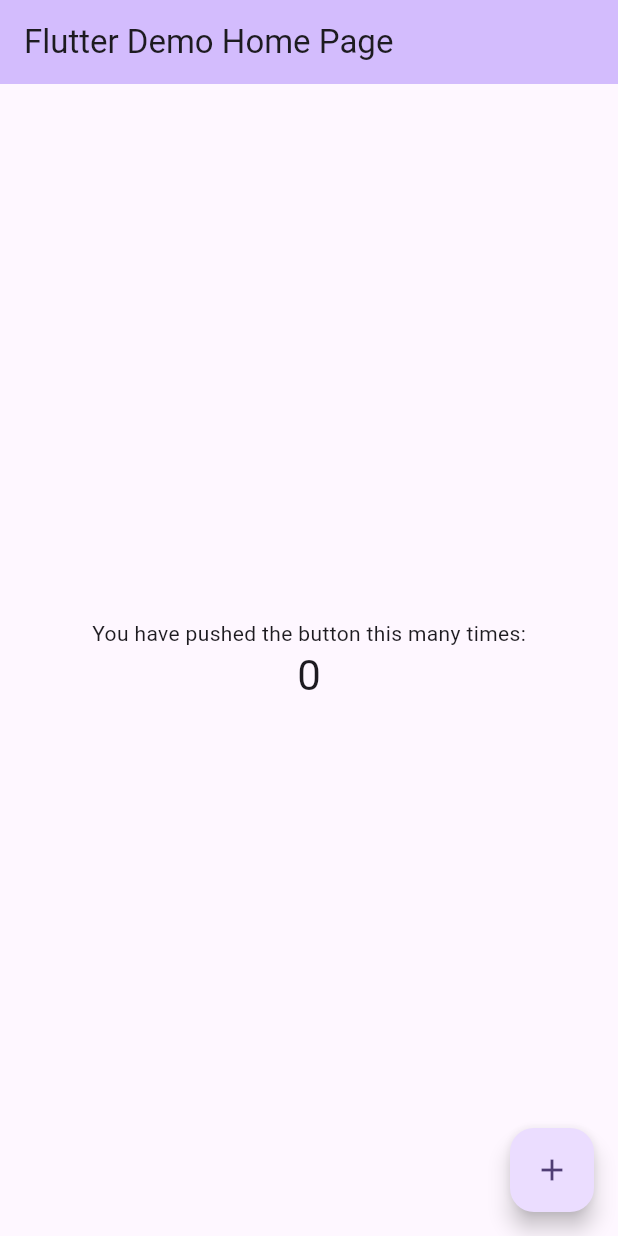
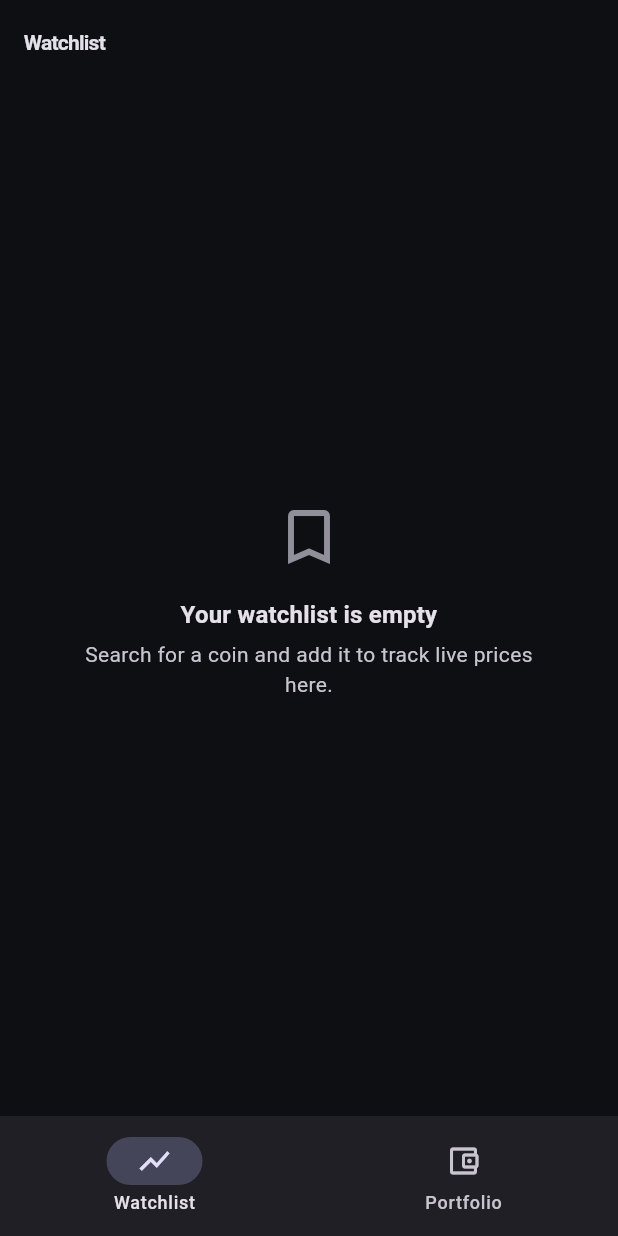
Before and after one commit to pvlah/tickr, a Flutter app: the screen it shows after launch, on a phone screen of 412 x 824 dp. Run offline on Flutter 3.47's test engine with Material 3 defaults, Android fonts, the phone set to English and light mode, and no system bars; our stand-ins replace flutter_riverpod, go_router.

Commit message:
feat: design system, theme, navigation shell, app skeleton
- Layered architecture under lib/src (core/data/domain/presentation)
- Design tokens: colors, spacing, radii, typography
- AppTheme with light/dark + MarketColors ThemeExtension (gain/loss)
- Reusable Loading/Empty/Error state views
- go_router StatefulShellRoute with Watchlist + Portfolio tabs
- Riverpod ProviderScope wired at root
- Smoke widget test; flutter analyze clean

Day 1: running app on web (dark mode), $100k paper-trading balance card.

```diff
--- a/lib/main.dart
+++ b/lib/main.dart
@@ -1,122 +1,11 @@
 import 'package:flutter/material.dart';
+import 'package:flutter_riverpod/flutter_riverpod.dart';
+
+import 'src/app.dart';
 
 void main() {
-  runApp(const MyApp());
+  // [ProviderScope] is Riverpod's root container: it holds the state of every
+  // provider in the app. It must sit above everything that reads a provider,
+  // so we wrap the entire app in it.
+  runApp(const ProviderScope(child: TickrApp()));
 }
-
-class MyApp extends StatelessWidget {
-  const MyApp({super.key});
-
-  // This widget is the root of your application.
-  @override
-  Widget build(BuildContext context) {
-    return MaterialApp(
-      title: 'Flutter Demo',
-      theme: ThemeData(
-        // This is the theme of your application.
-        //
-        // TRY THIS: Try running your application with "flutter run". You'll see
-        // the application has a purple toolbar. Then, without quitting the app,
-        // try changing the seedColor in the colorScheme below to Colors.green
-        // and then invoke "hot reload" (save your changes or press the "hot
-        // reload" button in a Flutter-supported IDE, or press "r" if you used
-        // the command line to start the app).
-        //
-        // Notice that the counter didn't reset back to zero; the application
-        // state is not lost during the reload. To reset the state, use hot
-        // restart instead.
-        //
-        // This works for code too, not just values: Most code changes can be
-        // tested with just a hot reload.
-        colorScheme: .fromSeed(seedColor: Colors.deepPurple),
-      ),
-      home: const MyHomePage(title: 'Flutter Demo Home Page'),
-    );
-  }
-}
-
-class MyHomePage extends StatefulWidget {
-  const MyHomePage({super.key, required this.title});
-
-  // This widget is the home page of your application. It is stateful, meaning
-  // that it has a State object (defined below) that contains fields that affect
-  // how it looks.
-
-  // This class is the configuration for the state. It holds the values (in this
-  // case the title) provided by the parent (in this case the App widget) and
-  // used by the build method of the State. Fields in a Widget subclass are
-  // always marked "final".
-
-  final String title;
-
-  @override
-  State<MyHomePage> createState() => _MyHomePageState();
-}
-
-class _MyHomePageState extends State<MyHomePage> {
-  int _counter = 0;
-
-  void _incrementCounter() {
-    setState(() {
-      // This call to setState tells the Flutter framework that something has
-      // changed in this State, which causes it to rerun the build method below
-      // so that the display can reflect the updated values. If we changed
-      // _counter without calling setState(), then the build method would not be
-      // called again, and so nothing would appear to happen.
-      _counter++;
-    });
-  }
-
-  @override
-  Widget build(BuildContext context) {
-    // This method is rerun every time setState is called, for instance as done
-    // by the _incrementCounter method above.
-    //
-    // The Flutter framework has been optimized to make rerunning build methods
-    // fast, so that you can just rebuild anything that needs updating rather
-    // than having to individually change instances of widgets.
-    return Scaffold(
-      appBar: AppBar(
-        // TRY THIS: Try changing the color here to a specific color (to
-        // Colors.amber, perhaps?) and trigger a hot reload to see the AppBar
-        // change color while the other colors stay the same.
-        backgroundColor: Theme.of(context).colorScheme.inversePrimary,
-        // Here we take the value from the MyHomePage object that was created by
-        // the App.build method, and use it to set our appbar title.
-        title: Text(widget.title),
-      ),
-      body: Center(
-        // Center is a layout widget. It takes a single child and positions it
-        // in the middle of the parent.
-        child: Column(
-          // Column is also a layout widget. It takes a list of children and
-          // arranges them vertically. By default, it sizes itself to fit its
-          // children horizontally, and tries to be as tall as its parent.
-          //
-          // Column has various properties to control how it sizes itself and
-          // how it positions its children. Here we use mainAxisAlignment to
-          // center the children vertically; the main axis here is the vertical
-          // axis because Columns are vertical (the cross axis would be
-          // horizontal).
-          //
-          // TRY THIS: Invoke "debug painting" (choose the "Toggle Debug Paint"
-          // action in the IDE, or press "p" in the console), to see the
-          // wireframe for each widget.
-          mainAxisAlignment: .center,
-          children: [
-            const Text('You have pushed the button this many times:'),
-            Text(
-              '$_counter',
-              style: Theme.of(context).textTheme.headlineMedium,
-            ),
-          ],
-        ),
-      ),
-      floatingActionButton: FloatingActionButton(
-        onPressed: _incrementCounter,
-        tooltip: 'Increment',
-        child: const Icon(Icons.add),
-      ),
-    );
-  }
-}
--- /dev/null
+++ b/lib/src/app.dart
@@ -0,0 +1,27 @@
+import 'package:flutter/material.dart';
+import 'package:flutter_riverpod/flutter_riverpod.dart';
+
+import 'core/router/app_router.dart';
+import 'core/theme/app_theme.dart';
+
+/// Root widget. A [ConsumerWidget] is the Riverpod-aware version of
+/// [StatelessWidget]: its [build] gets a [WidgetRef] so it can `ref.watch`
+/// providers. We don't watch anything yet, but using it here means theme-mode
+/// (light/dark toggle) can later be driven by a provider with no refactor.
+class TickrApp extends ConsumerWidget {
+  const TickrApp({super.key});
+
+  @override
+  Widget build(BuildContext context, WidgetRef ref) {
+    return MaterialApp.router(
+      title: 'Tickr',
+      debugShowCheckedModeBanner: false,
+      theme: AppTheme.light,
+      darkTheme: AppTheme.dark,
+      // Follow the OS setting for now. A settings toggle can override this
+      // later by swapping this for a watched provider value.
+      themeMode: ThemeMode.dark,
+      routerConfig: appRouter,
+    );
+  }
+}
--- /dev/null
+++ b/lib/src/core/router/app_router.dart
@@ -0,0 +1,51 @@
+import 'package:flutter/material.dart';
+import 'package:go_router/go_router.dart';
+
+import '../../presentation/portfolio/portfolio_screen.dart';
+import '../../presentation/watchlist/watchlist_screen.dart';
+import '../widgets/home_shell.dart';
+
+/// Centralized route names — referenced instead of raw path strings so renames
+/// are a one-line change and typos become compile errors.
+abstract final class Routes {
+  static const watchlist = '/watchlist';
+  static const portfolio = '/portfolio';
+}
+
+// Separate navigator keys: one root, one per shell branch. go_router needs
+// these to keep each tab's navigation stack independent.
+final _rootKey = GlobalKey<NavigatorState>();
+final _watchlistKey = GlobalKey<NavigatorState>();
+final _portfolioKey = GlobalKey<NavigatorState>();
+
+/// The app's single [GoRouter]. A [StatefulShellRoute.indexedStack] keeps all
+/// branches alive (IndexedStack) so tab state persists across switches.
+final appRouter = GoRouter(
+  navigatorKey: _rootKey,
+  initialLocation: Routes.watchlist,
+  routes: [
+    StatefulShellRoute.indexedStack(
+      builder: (context, state, shell) => HomeShell(shell: shell),
+      branches: [
+        StatefulShellBranch(
+          navigatorKey: _watchlistKey,
+          routes: [
+            GoRoute(
+              path: Routes.watchlist,
+              builder: (context, state) => const WatchlistScreen(),
+            ),
+          ],
+        ),
+        StatefulShellBranch(
+          navigatorKey: _portfolioKey,
+          routes: [
+            GoRoute(
+              path: Routes.portfolio,
+              builder: (context, state) => const PortfolioScreen(),
+            ),
+          ],
+        ),
+      ],
+    ),
+  ],
+);
--- /dev/null
+++ b/lib/src/core/theme/app_colors.dart
@@ -0,0 +1,29 @@
+import 'package:flutter/material.dart';
+
+/// Design-token: the raw color palette for Tickr.
+///
+/// We keep *raw* colors here and let [AppTheme] map them onto Flutter's
+/// [ColorScheme]/[ThemeData] slots. Widgets should generally read colors from
+/// `Theme.of(context).colorScheme.*` rather than referencing these directly,
+/// so light/dark mode "just works". The two exceptions are the semantic
+/// market colors [up]/[down], which have no ColorScheme slot — those we expose
+/// via a [ThemeExtension] (see `app_theme.dart`).
+abstract final class AppColors {
+  // Brand seed — a confident fintech indigo/violet. ColorScheme.fromSeed
+  // derives a full, accessible palette from this single hue.
+  static const Color seed = Color(0xFF5B5BD6);
+
+  // Semantic market colors. Green = gains, red = losses. Tuned to stay legible
+  // on both light and dark surfaces.
+  static const Color up = Color(0xFF16C784); // CoinGecko-ish green
+  static const Color down = Color(0xFFEA3943); // CoinGecko-ish red
+
+  // Dark surfaces (our primary/default brand surface — fintech apps lean dark).
+  static const Color darkBackground = Color(0xFF0E0F13);
+  static const Color darkSurface = Color(0xFF16181F);
+  static const Color darkSurfaceVariant = Color(0xFF1E212B);
+
+  // Light surfaces.
+  static const Color lightBackground = Color(0xFFF7F8FA);
+  static const Color lightSurface = Color(0xFFFFFFFF);
+}
--- /dev/null
+++ b/lib/src/core/theme/app_spacing.dart
@@ -0,0 +1,22 @@
+/// Design-token: a single spacing & radius scale used everywhere.
+///
+/// Using a fixed scale (instead of arbitrary numbers like `padding: 13`) is
+/// what makes a UI feel consistent. Think of these like Tailwind's spacing
+/// steps. `abstract final class` = a pure namespace: it can't be instantiated
+/// or subclassed, it only holds `static const` values.
+abstract final class AppSpacing {
+  static const double xs = 4;
+  static const double sm = 8;
+  static const double md = 16;
+  static const double lg = 24;
+  static const double xl = 32;
+  static const double xxl = 48;
+}
+
+/// Corner-radius scale.
+abstract final class AppRadii {
+  static const double sm = 8;
+  static const double md = 12;
+  static const double lg = 16;
+  static const double pill = 999;
+}
--- /dev/null
+++ b/lib/src/core/theme/app_theme.dart
@@ -0,0 +1,104 @@
+import 'package:flutter/material.dart';
+
+import 'app_colors.dart';
+import 'app_spacing.dart';
+import 'app_typography.dart';
+
+/// A [ThemeExtension] carrying Tickr's semantic *market* colors (gain/loss).
+///
+/// Material's [ColorScheme] has no slot for "price went up" green, so we attach
+/// our own typed extension to [ThemeData]. Widgets read it via
+/// `Theme.of(context).extension<MarketColors>()!` — and because we provide a
+/// different instance in the light vs dark theme, it switches automatically.
+@immutable
+class MarketColors extends ThemeExtension<MarketColors> {
+  const MarketColors({required this.up, required this.down});
+
+  final Color up;
+  final Color down;
+
+  /// Convenience: pick the right color for a signed change value.
+  Color forChange(num change) => change >= 0 ? up : down;
+
+  @override
+  MarketColors copyWith({Color? up, Color? down}) =>
+      MarketColors(up: up ?? this.up, down: down ?? this.down);
+
+  // [lerp] is required by ThemeExtension so themes can animate between each
+  // other. We just interpolate each color.
+  @override
+  MarketColors lerp(ThemeExtension<MarketColors>? other, double t) {
+    if (other is! MarketColors) return this;
+    return MarketColors(
+      up: Color.lerp(up, other.up, t)!,
+      down: Color.lerp(down, other.down, t)!,
+    );
+  }
+}
+
+/// Builds Tickr's light & dark [ThemeData] from the design tokens.
+abstract final class AppTheme {
+  static const _market = MarketColors(up: AppColors.up, down: AppColors.down);
+
+  static ThemeData get dark => _build(Brightness.dark);
+  static ThemeData get light => _build(Brightness.light);
+
+  static ThemeData _build(Brightness brightness) {
+    final isDark = brightness == Brightness.dark;
+
+    // ColorScheme.fromSeed generates a full, WCAG-aware palette from one color.
+    final scheme = ColorScheme.fromSeed(
+      seedColor: AppColors.seed,
+      brightness: brightness,
+    ).copyWith(
+      surface: isDark ? AppColors.darkSurface : AppColors.lightSurface,
+    );
+
+    final base = ThemeData(brightness: brightness, useMaterial3: true);
+
+    return base.copyWith(
+      colorScheme: scheme,
+      scaffoldBackgroundColor:
+          isDark ? AppColors.darkBackground : AppColors.lightBackground,
+      textTheme: AppTypography.textTheme(base.textTheme),
+      extensions: const [_market],
+      cardTheme: CardThemeData(
+        elevation: 0,
+        color: isDark ? AppColors.darkSurface : AppColors.lightSurface,
+        shape: RoundedRectangleBorder(
+          borderRadius: BorderRadius.circular(AppRadii.lg),
+        ),
+        margin: EdgeInsets.zero,
+      ),
+      appBarTheme: AppBarTheme(
+        backgroundColor:
+            isDark ? AppColors.darkBackground : AppColors.lightBackground,
+        elevation: 0,
+        centerTitle: false,
+        titleTextStyle: AppTypography.textTheme(base.textTheme)
+            .headlineMedium
+            ?.copyWith(color: scheme.onSurface),
+      ),
+      inputDecorationTheme: InputDecorationTheme(
+        filled: true,
+        fillColor: isDark ? AppColors.darkSurfaceVariant : AppColors.lightSurface,
+        border: OutlineInputBorder(
+          borderRadius: BorderRadius.circular(AppRadii.md),
+          borderSide: BorderSide.none,
+        ),
+        contentPadding: const EdgeInsets.symmetric(
+          horizontal: AppSpacing.md,
+          vertical: AppSpacing.sm + 2,
+        ),
+      ),
+    );
+  }
+}
+
+/// Tiny ergonomic extension so widgets can write `context.market.up`
+/// and `context.colors.primary` instead of the verbose `Theme.of(context)...`.
+extension ThemeContextX on BuildContext {
+  ColorScheme get colors => Theme.of(this).colorScheme;
+  TextTheme get text => Theme.of(this).textTheme;
+  MarketColors get market => Theme.of(this).extension<MarketColors>()!;
+}
--- /dev/null
+++ b/lib/src/core/theme/app_typography.dart
@@ -0,0 +1,28 @@
+import 'package:flutter/material.dart';
+
+/// Design-token: the type scale.
+///
+/// We build on Flutter's Material 3 [TextTheme] (which already defines roles
+/// like `titleLarge`, `bodyMedium`, `labelSmall`) and only tweak weights so
+/// numbers/prices read as crisp and tabular. Returning a `TextTheme` lets
+/// [AppTheme] merge it into both the light and dark themes.
+abstract final class AppTypography {
+  static TextTheme textTheme(TextTheme base) {
+    return base.copyWith(
+      headlineMedium: base.headlineMedium?.copyWith(
+        fontWeight: FontWeight.w700,
+        letterSpacing: -0.5,
+      ),
+      titleLarge: base.titleLarge?.copyWith(fontWeight: FontWeight.w700),
+      titleMedium: base.titleMedium?.copyWith(fontWeight: FontWeight.w600),
+      labelLarge: base.labelLarge?.copyWith(fontWeight: FontWeight.w600),
+    );
+  }
+
+  /// A monospaced-ish style for prices so digits don't jitter as values change.
+  /// `fontFeatures: [tnum]` enables tabular (fixed-width) figures.
+  static const TextStyle priceFigures = TextStyle(
+    fontFeatures: [FontFeature.tabularFigures()],
+    fontWeight: FontWeight.w700,
+  );
+}
--- /dev/null
+++ b/lib/src/core/widgets/home_shell.dart
@@ -0,0 +1,41 @@
+import 'package:flutter/material.dart';
+import 'package:go_router/go_router.dart';
+
+/// The persistent bottom-navigation scaffold that wraps the main tabs.
+///
+/// go_router hands us a [StatefulNavigationShell] — it owns one [Navigator]
+/// (and its own back-stack) per tab, so switching tabs preserves each tab's
+/// scroll position and state. We just render the active branch + a
+/// [NavigationBar] driven by `shell.currentIndex`.
+class HomeShell extends StatelessWidget {
+  const HomeShell({super.key, required this.shell});
+
+  final StatefulNavigationShell shell;
+
+  @override
+  Widget build(BuildContext context) {
+    return Scaffold(
+      body: shell,
+      bottomNavigationBar: NavigationBar(
+        selectedIndex: shell.currentIndex,
+        onDestinationSelected: (index) => shell.goBranch(
+          index,
+          // Tapping the active tab again resets it to its initial route.
+          initialLocation: index == shell.currentIndex,
+        ),
+        destinations: const [
+          NavigationDestination(
+            icon: Icon(Icons.show_chart_outlined),
+            selectedIcon: Icon(Icons.show_chart),
+            label: 'Watchlist',
+          ),
+          NavigationDestination(
+            icon: Icon(Icons.account_balance_wallet_outlined),
+            selectedIcon: Icon(Icons.account_balance_wallet),
+            label: 'Portfolio',
+          ),
+        ],
+      ),
+    );
+  }
+}
--- /dev/null
+++ b/lib/src/core/widgets/state_views.dart
@@ -0,0 +1,125 @@
+import 'package:flutter/material.dart';
+
+import '../theme/app_spacing.dart';
+import '../theme/app_theme.dart';
+
+/// Reusable async-state views: loading / empty / error.
+///
+/// Every data-driven screen funnels through these so the app has ONE look for
+/// each state. This is the design-system payoff: consistent UX, zero copy-paste.
+
+/// Centered spinner with an optional caption.
+class LoadingView extends StatelessWidget {
+  const LoadingView({super.key, this.message});
+
+  final String? message;
+
+  @override
+  Widget build(BuildContext context) {
+    return Center(
+      child: Column(
+        mainAxisSize: MainAxisSize.min,
+        children: [
+          const CircularProgressIndicator(),
+          if (message != null) ...[
+            const SizedBox(height: AppSpacing.md),
+            Text(message!, style: context.text.bodyMedium),
+          ],
+        ],
+      ),
+    );
+  }
+}
+
+/// Friendly empty state with an icon, title, optional subtitle and action.
+class EmptyView extends StatelessWidget {
+  const EmptyView({
+    super.key,
+    required this.icon,
+    required this.title,
+    this.subtitle,
+    this.action,
+  });
+
+  final IconData icon;
+  final String title;
+  final String? subtitle;
+  final Widget? action;
+
+  @override
+  Widget build(BuildContext context) {
+    return Center(
+      child: Padding(
+        padding: const EdgeInsets.all(AppSpacing.xl),
+        child: Column(
+          mainAxisSize: MainAxisSize.min,
+          children: [
+            Icon(icon, size: 48, color: context.colors.outline),
+            const SizedBox(height: AppSpacing.md),
+            Text(
+              title,
+              textAlign: TextAlign.center,
+              style: context.text.titleMedium,
+            ),
+            if (subtitle != null) ...[
+              const SizedBox(height: AppSpacing.xs),
+              Text(
+                subtitle!,
+                textAlign: TextAlign.center,
+                style: context.text.bodyMedium
+                    ?.copyWith(color: context.colors.onSurfaceVariant),
+              ),
+            ],
+            if (action != null) ...[
+              const SizedBox(height: AppSpacing.lg),
+              action!,
+            ],
+          ],
+        ),
+      ),
+    );
+  }
+}
+
+/// Error state with a message and an optional retry button.
+class ErrorView extends StatelessWidget {
+  const ErrorView({super.key, required this.message, this.onRetry});
+
+  final String message;
+  final VoidCallback? onRetry;
+
+  @override
+  Widget build(BuildContext context) {
+    return Center(
+      child: Padding(
+        padding: const EdgeInsets.all(AppSpacing.xl),
+        child: Column(
+          mainAxisSize: MainAxisSize.min,
+          children: [
+            Icon(Icons.error_outline, size: 48, color: context.colors.error),
+            const SizedBox(height: AppSpacing.md),
+            Text(
+              'Something went wrong',
+              style: context.text.titleMedium,
+              textAlign: TextAlign.center,
+            ),
+            const SizedBox(height: AppSpacing.xs),
+            Text(
+              message,
+              textAlign: TextAlign.center,
+              style: context.text.bodyMedium
+                  ?.copyWith(color: context.colors.onSurfaceVariant),
+            ),
+            if (onRetry != null) ...[
+              const SizedBox(height: AppSpacing.lg),
+              FilledButton.tonal(
+                onPressed: onRetry,
+                child: const Text('Try again'),
+              ),
+            ],
+          ],
+        ),
+      ),
+    );
+  }
+}
--- /dev/null
+++ b/lib/src/presentation/watchlist/watchlist_screen.dart
@@ -0,0 +1,25 @@
+import 'package:flutter/material.dart';
+
+import '../../core/theme/app_spacing.dart';
+import '../../core/widgets/state_views.dart';
+
+/// Watchlist tab. Day 1: a polished placeholder using the design-system's
+/// [EmptyView]. Day 2 wires in live CoinGecko prices via Riverpod.
+class WatchlistScreen extends StatelessWidget {
+  const WatchlistScreen({super.key});
+
+  @override
+  Widget build(BuildContext context) {
+    return Scaffold(
+      appBar: AppBar(title: const Text('Watchlist')),
+      body: const Padding(
+        padding: EdgeInsets.all(AppSpacing.md),
+        child: EmptyView(
+          icon: Icons.bookmark_border,
+          title: 'Your watchlist is empty',
+          subtitle: 'Search for a coin and add it to track live prices here.',
+        ),
+      ),
+    );
+  }
+}
--- a/pubspec.yaml
+++ b/pubspec.yaml
@@ -34,6 +34,8 @@ dependencies:
   # The following adds the Cupertino Icons font to your application.
   # Use with the CupertinoIcons class for iOS style icons.
   cupertino_icons: ^1.0.8
+  flutter_riverpod: ^3.3.2
+  go_router: ^17.3.0
 
 dev_dependencies:
   flutter_test:
```
Also changed, not shown: lib/src/presentation/portfolio/portfolio_screen.dart (added, +89 -0 lines), pubspec.lock, 2 other files.
